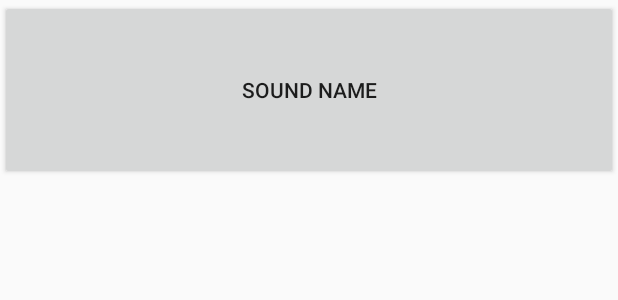
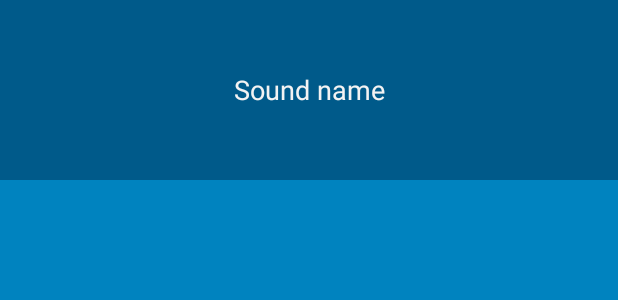
Before and after one commit to yihanseattle/Android-Practice, an Android app: the layout list_item_sound.xml on its own in the app's theme, with its tools: preview values and no code run, on a phone screen of 412 x 824 dp. Shown: the top 300 px of the screen. Run offline under Robolectric (Android 15) with nearby library versions, the phone set to English and light mode, and no system bars.

Commit message:
Complete: Chapter 20

```diff
--- /dev/null
+++ b/BeatBox/app/src/main/res/values/colors.xml
@@ -0,0 +1,8 @@
+<?xml version="1.0" encoding="utf-8"?>
+<resources>
+    <color name="red">#F44336</color>
+    <color name="dark_red">#C3352B</color>
+    <color name="gray">#607D8B</color>
+    <color name="soothing_blue">#0083BF</color>
+    <color name="dark_blue">#005A8A</color>
+</resources>
--- a/BeatBox/app/src/main/res/values/styles.xml
+++ b/BeatBox/app/src/main/res/values/styles.xml
@@ -1,8 +1,20 @@
 <resources>
 
     <!-- Base application theme. -->
-    <style name="AppTheme" parent="Theme.AppCompat.Light.DarkActionBar">
+    <style name="AppTheme" parent="Theme.AppCompat">
         <!-- Customize your theme here. -->
+        <item name="colorPrimary">@color/red</item>
+        <item name="colorPrimaryDark">@color/dark_red</item>
+        <item name="colorAccent">@color/gray</item>
+        <!-- override background color -->
+        <item name="android:colorBackground">@color/soothing_blue</item>
+        <!-- override button sytle -->
+        <item name="android:buttonStyle">@style/BeatBoxButton</item>
     </style>
 
+    <style name="BeatBoxButton" parent="android:style/Widget.Holo.Button">
+        <item name="android:background">@color/dark_blue</item>
+    </style>
+
+
 </resources>
```
Also changed, not shown: BeatBox/app/src/main/java/app/com/yihan/android/beatbox/BeatBox.java (+34 -4 lines), BeatBox/app/src/main/java/app/com/yihan/android/beatbox/BeatBoxFragment.java (+17 -2 lines), BeatBox/app/src/main/java/app/com/yihan/android/beatbox/Sound.java (+10 -0 lines).
